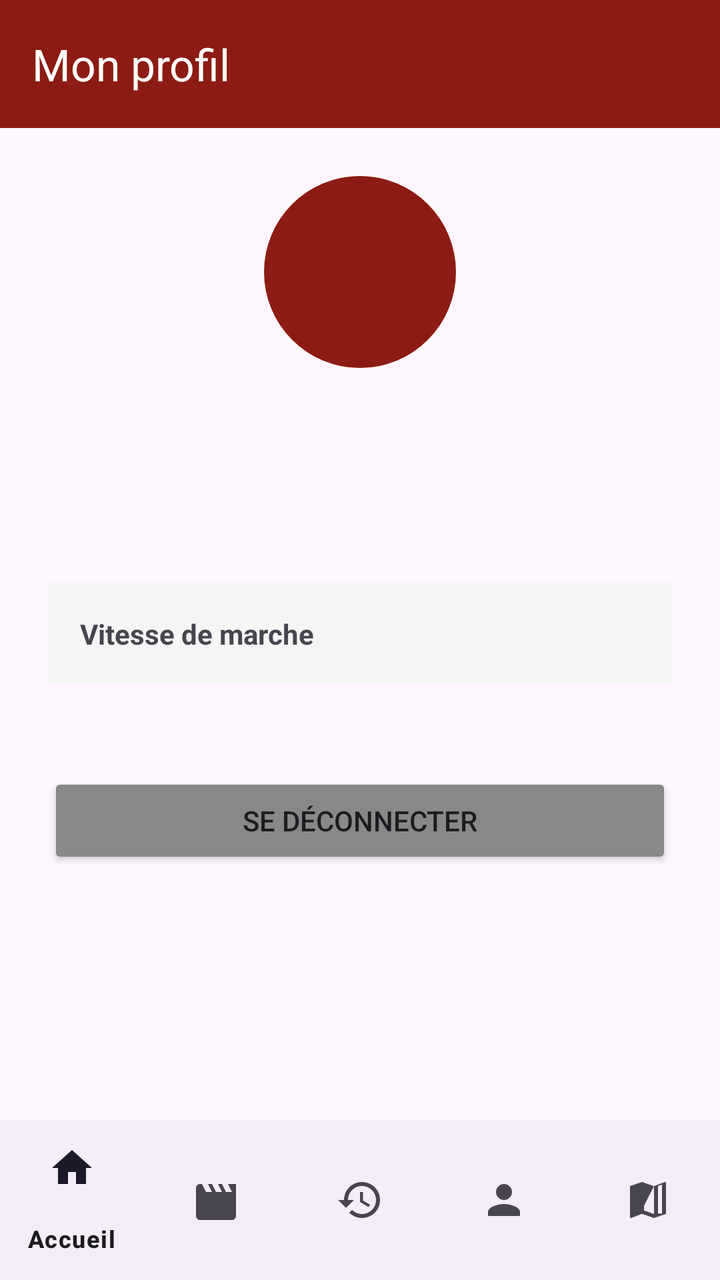
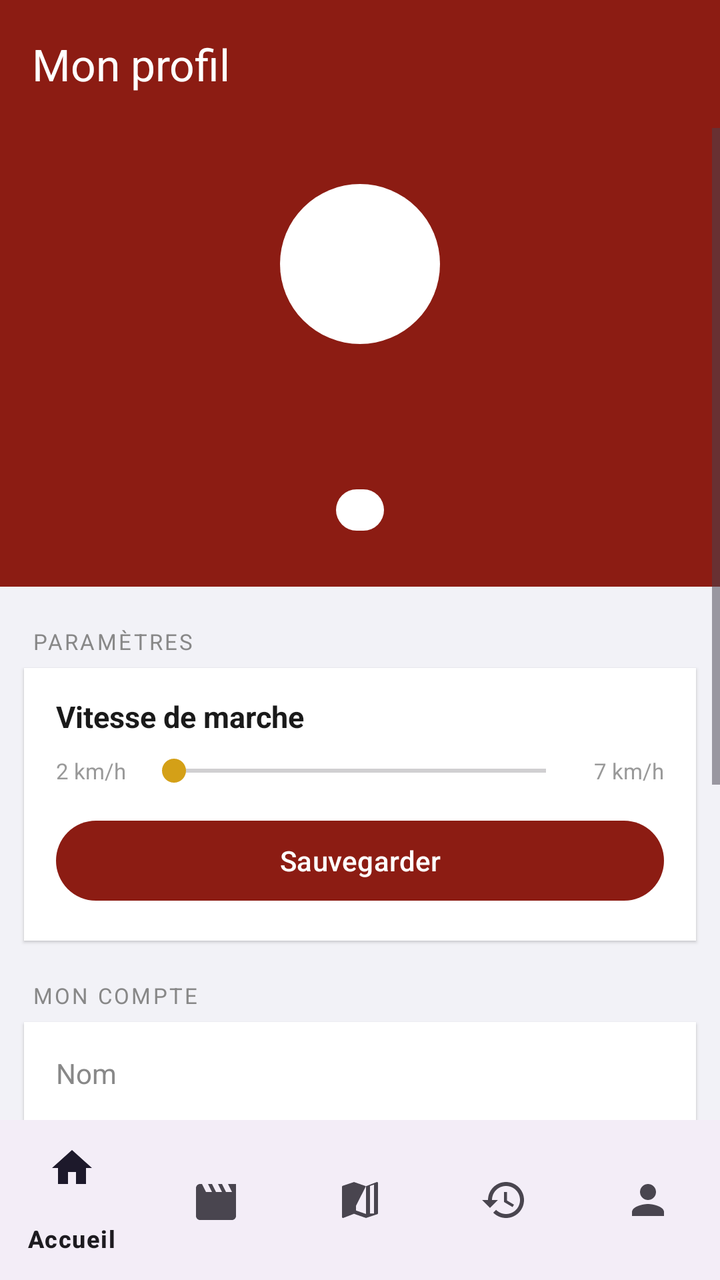

Screens rendered from an Android XML layout before and after an edit, with the pre-edit source and the edit as a unified diff.
<!-- AndroidManifest.xml: application theme Theme.Puy_Du_Fou -->
<!-- res/layout/activity_profile.xml -->
<?xml version="1.0" encoding="utf-8"?>
<LinearLayout xmlns:android="http://schemas.android.com/apk/res/android"
    xmlns:app="http://schemas.android.com/apk/res-auto"
    android:layout_width="match_parent"
    android:layout_height="match_parent"
    android:orientation="vertical">

    <androidx.appcompat.widget.Toolbar
        android:id="@+id/toolbar"
        android:layout_width="match_parent"
        android:layout_height="?attr/actionBarSize"
        android:background="?attr/colorPrimary"
        app:title="Mon profil"
        app:titleTextColor="@android:color/white"/>

    <ScrollView
        android:layout_width="match_parent"
        android:layout_height="0dp"
        android:layout_weight="1">

        <LinearLayout
            android:layout_width="match_parent"
            android:layout_height="wrap_content"
            android:orientation="vertical"
            android:padding="24dp"
            android:gravity="center_horizontal">

            
            <TextView
                android:id="@+id/avatarText"
                android:layout_width="96dp"
                android:layout_height="96dp"
                android:gravity="center"
                android:textSize="36sp"
                android:textStyle="bold"
                android:textColor="@color/white"
                android:background="@drawable/bg_avatar"
                android:layout_marginBottom="20dp"/>

            
            <TextView
                android:id="@+id/nomComplet"
                android:layout_width="wrap_content"
                android:layout_height="wrap_content"
                android:textSize="24sp"
                android:textStyle="bold"
                android:layout_marginBottom="4dp"/>

            
            <TextView
                android:id="@+id/emailText"
                android:layout_width="wrap_content"
                android:layout_height="wrap_content"
                android:textSize="14sp"
                android:textColor="#666666"
                android:layout_marginBottom="32dp"/>

            
            <LinearLayout
                android:layout_width="match_parent"
                android:layout_height="wrap_content"
                android:orientation="horizontal"
                android:background="#F5F5F5"
                android:padding="16dp"
                android:layout_marginBottom="12dp">

                <TextView
                    android:layout_width="0dp"
                    android:layout_height="wrap_content"
                    android:layout_weight="1"
                    android:text="Vitesse de marche"
                    android:textStyle="bold"/>

                <TextView
                    android:id="@+id/vitesseText"
                    android:layout_width="wrap_content"
                    android:layout_height="wrap_content"
                    android:textColor="?attr/colorPrimary"/>

            </LinearLayout>

            
            <Button
                android:id="@+id/btnLogout"
                android:layout_width="match_parent"
                android:layout_height="wrap_content"
                android:text="Se déconnecter"
                android:layout_marginTop="32dp"
                android:backgroundTint="#888888"/>

        </LinearLayout>

    </ScrollView>

    <com.google.android.material.bottomnavigation.BottomNavigationView
        android:id="@+id/bottomNav"
        android:layout_width="match_parent"
        android:layout_height="wrap_content"
        app:menu="@menu/bottom_nav" />

</LinearLayout>
<!-- resources referenced by this layout -->
<resources>
  <color name="white">#FFFFFFFF</color>
  <!-- drawable bg_avatar (drawable) -->
  <?xml version="1.0" encoding="utf-8"?>
  <shape xmlns:android="http://schemas.android.com/apk/res/android"
      android:shape="oval">
      <solid android:color="@color/colorPrimary"/>
  </shape>
  <style name="Theme.Puy_Du_Fou" parent="Base.Theme.Puy_Du_Fou" />
  <color name="colorPrimary">#8C1C13</color>
  <style name="Base.Theme.Puy_Du_Fou" parent="Theme.Material3.DayNight.NoActionBar">
          <item name="colorPrimary">@color/colorPrimary</item>
          <item name="colorPrimaryVariant">@color/colorPrimaryDark</item>
          <item name="colorSecondary">@color/colorAccent</item>
      </style>
  <color name="colorPrimaryDark">#5C1010</color>
  <color name="colorAccent">#D4A017</color>
</resources>

<!-- the commit's change to res/layout/activity_profile.xml (unified diff, before → after) -->
@@ -3,7 +3,8 @@
     xmlns:app="http://schemas.android.com/apk/res-auto"
     android:layout_width="match_parent"
     android:layout_height="match_parent"
-    android:orientation="vertical">
+    android:orientation="vertical"
+    android:background="#F2F2F7">
 
     <androidx.appcompat.widget.Toolbar
         android:id="@+id/toolbar"
@@ -16,77 +17,300 @@
     <ScrollView
         android:layout_width="match_parent"
         android:layout_height="0dp"
-        android:layout_weight="1">
+        android:layout_weight="1"
+        android:fillViewport="true">
 
         <LinearLayout
             android:layout_width="match_parent"
             android:layout_height="wrap_content"
             android:orientation="vertical"
-            android:padding="24dp"
-            android:gravity="center_horizontal">
+            android:paddingBottom="24dp">
+
+            
+            <LinearLayout
+                android:layout_width="match_parent"
+                android:layout_height="wrap_content"
+                android:orientation="vertical"
+                android:gravity="center_horizontal"
+                android:background="?attr/colorPrimary"
+                android:paddingTop="28dp"
+                android:paddingBottom="28dp">
+
+                <TextView
+                    android:id="@+id/avatarText"
+                    android:layout_width="80dp"
+                    android:layout_height="80dp"
+                    android:gravity="center"
+                    android:textSize="30sp"
+                    android:textStyle="bold"
+                    android:textColor="?attr/colorPrimary"
+                    android:background="@drawable/bg_avatar_white"
+                    android:layout_marginBottom="14dp"/>
+
+                <TextView
+                    android:id="@+id/nomComplet"
+                    android:layout_width="wrap_content"
+                    android:layout_height="wrap_content"
+                    android:textSize="20sp"
+                    android:textStyle="bold"
+                    android:textColor="@android:color/white"
+                    android:layout_marginBottom="4dp"/>
+
+                <TextView
+                    android:id="@+id/emailText"
+                    android:layout_width="wrap_content"
+                    android:layout_height="wrap_content"
+                    android:textSize="13sp"
+                    android:textColor="#CCFFFFFF"
+                    android:layout_marginBottom="10dp"/>
+
+                <TextView
+                    android:id="@+id/badgeProfil"
+                    android:layout_width="wrap_content"
+                    android:layout_height="wrap_content"
+                    android:paddingStart="12dp"
+                    android:paddingEnd="12dp"
+                    android:paddingTop="3dp"
+                    android:paddingBottom="3dp"
+                    android:textSize="11sp"
+                    android:textColor="?attr/colorPrimary"
+                    android:background="@drawable/bg_badge_white"
+                    android:textAllCaps="true"
+                    android:letterSpacing="0.05"/>
+
+            </LinearLayout>
 
             
             <TextView
-                android:id="@+id/avatarText"
-                android:layout_width="96dp"
-                android:layout_height="96dp"
-                android:gravity="center"
-                android:textSize="36sp"
-                android:textStyle="bold"
-                android:textColor="@color/white"
-                android:background="@drawable/bg_avatar"
-                android:layout_marginBottom="20dp"/>
+                android:layout_width="match_parent"
+                android:layout_height="wrap_content"
+                android:text="PARAMÈTRES"
+                android:textSize="11sp"
+                android:textColor="#888888"
+                android:letterSpacing="0.1"
+                android:textAllCaps="true"
+                android:paddingStart="16dp"
+                android:paddingTop="20dp"
+                android:paddingBottom="6dp"/>
+
+            <LinearLayout
+                android:layout_width="match_parent"
+                android:layout_height="wrap_content"
+                android:orientation="vertical"
+                android:background="@android:color/white"
+                android:paddingStart="16dp"
+                android:paddingEnd="16dp"
+                android:paddingTop="14dp"
+                android:paddingBottom="16dp"
+                android:layout_marginStart="12dp"
+                android:layout_marginEnd="12dp"
+                android:elevation="1dp">
+
+                <LinearLayout
+                    android:layout_width="match_parent"
+                    android:layout_height="wrap_content"
+                    android:orientation="horizontal"
+                    android:gravity="center_vertical"
+                    android:layout_marginBottom="8dp">
+
+                    <TextView
+                        android:layout_width="0dp"
+                        android:layout_height="wrap_content"
+                        android:layout_weight="1"
+                        android:text="Vitesse de marche"
+                        android:textSize="15sp"
+                        android:textStyle="bold"
+                        android:textColor="#1A1A1A"/>
+
+                    <TextView
+                        android:id="@+id/vitesseValeur"
+                        android:layout_width="wrap_content"
+                        android:layout_height="wrap_content"
+                        android:textSize="15sp"
+                        android:textColor="?attr/colorPrimary"
+                        android:textStyle="bold"/>
+
+                </LinearLayout>
+
+                <LinearLayout
+                    android:layout_width="match_parent"
+                    android:layout_height="wrap_content"
+                    android:orientation="horizontal"
+                    android:gravity="center_vertical">
+
+                    <TextView
+                        android:layout_width="wrap_content"
+                        android:layout_height="wrap_content"
+                        android:text="2 km/h"
+                        android:textSize="11sp"
+                        android:textColor="#999999"/>
+
+                    <SeekBar
+                        android:id="@+id/seekVitesse"
+                        android:layout_width="0dp"
+                        android:layout_height="wrap_content"
+                        android:layout_weight="1"
+                        android:layout_marginStart="8dp"
+                        android:layout_marginEnd="8dp"
+                        android:max="10"/>
+
+                    <TextView
+                        android:layout_width="wrap_content"
+                        android:layout_height="wrap_content"
+                        android:text="7 km/h"
+                        android:textSize="11sp"
+                        android:textColor="#999999"/>
+
+                </LinearLayout>
+
+                <com.google.android.material.button.MaterialButton
+                    android:id="@+id/btnSauvegarder"
+                    android:layout_width="match_parent"
+                    android:layout_height="wrap_content"
+                    android:layout_marginTop="12dp"
+                    android:text="Sauvegarder"/>
+
+            </LinearLayout>
 
             
             <TextView
-                android:id="@+id/nomComplet"
-                android:layout_width="wrap_content"
-                android:layout_height="wrap_content"
-                android:textSize="24sp"
-                android:textStyle="bold"
-                android:layout_marginBottom="4dp"/>
+                android:layout_width="match_parent"
+                android:layout_height="wrap_content"
+                android:text="MON COMPTE"
+                android:textSize="11sp"
+                android:textColor="#888888"
+                android:letterSpacing="0.1"
+                android:textAllCaps="true"
+                android:paddingStart="16dp"
+                android:paddingTop="20dp"
+                android:paddingBottom="6dp"/>
+
+            <LinearLayout
+                android:layout_width="match_parent"
+                android:layout_height="wrap_content"
+                android:orientation="vertical"
+                android:background="@android:color/white"
+                android:layout_marginStart="12dp"
+                android:layout_marginEnd="12dp"
+                android:elevation="1dp">
+
+                
+                <LinearLayout
+                    android:layout_width="match_parent"
+                    android:layout_height="wrap_content"
+                    android:orientation="horizontal"
+                    android:padding="16dp">
+
+                    <TextView
+                        android:layout_width="0dp"
+                        android:layout_height="wrap_content"
+                        android:layout_weight="1"
+                        android:text="Nom"
+                        android:textSize="14sp"
+                        android:textColor="#888888"/>
+
+                    <TextView
+                        android:id="@+id/infoNom"
+                        android:layout_width="wrap_content"
+                        android:layout_height="wrap_content"
+                        android:textSize="14sp"
+                        android:textColor="#1A1A1A"/>
+
+                </LinearLayout>
+
+                <View android:layout_width="match_parent" android:layout_height="0.5dp"
+                    android:layout_marginStart="16dp" android:background="#EEEEEE"/>
+
+                
+                <LinearLayout
+                    android:layout_width="match_parent"
+                    android:layout_height="wrap_content"
+                    android:orientation="horizontal"
+                    android:padding="16dp">
+
+                    <TextView
+                        android:layout_width="0dp"
+                        android:layout_height="wrap_content"
+                        android:layout_weight="1"
+                        android:text="Prénom"
+                        android:textSize="14sp"
+                        android:textColor="#888888"/>
+
+                    <TextView
+                        android:id="@+id/infoPrenom"
+                        android:layout_width="wrap_content"
+                        android:layout_height="wrap_content"
+                        android:textSize="14sp"
+                        android:textColor="#1A1A1A"/>
+
+                </LinearLayout>
+
+                <View android:layout_width="match_parent" android:layout_height="0.5dp"
+                    android:layout_marginStart="16dp" android:background="#EEEEEE"/>
+
+                
+                <LinearLayout
+                    android:layout_width="match_parent"
+                    android:layout_height="wrap_content"
+                    android:orientation="horizontal"
+                    android:padding="16dp">
+
+                    <TextView
+                        android:layout_width="0dp"
+                        android:layout_height="wrap_content"
+                        android:layout_weight="1"
+                        android:text="Email"
+                        android:textSize="14sp"
+                        android:textColor="#888888"/>
+
+                    <TextView
+                        android:id="@+id/infoEmail"
+                        android:layout_width="wrap_content"
+                        android:layout_height="wrap_content"
+                        android:textSize="14sp"
+                        android:textColor="#1A1A1A"/>
+
+                </LinearLayout>
+
+                <View android:layout_width="match_parent" android:layout_height="0.5dp"
+                    android:layout_marginStart="16dp" android:background="#EEEEEE"/>
+
+                
+                <LinearLayout
+                    android:layout_width="match_parent"
+                    android:layout_height="wrap_content"
+                    android:orientation="horizontal"
+                    android:padding="16dp">
+
+                    <TextView
+                        android:layout_width="0dp"
+                        android:layout_height="wrap_content"
+                        android:layout_weight="1"
+                        android:text="Type de compte"
+                        android:textSize="14sp"
+                        android:textColor="#888888"/>
+
+                    <TextView
+                        android:id="@+id/infoProfil"
+                        android:layout_width="wrap_content"
+                        android:layout_height="wrap_content"
+                        android:textSize="14sp"
+                        android:textColor="#1A1A1A"/>
+
+                </LinearLayout>
+
+            </LinearLayout>
 
             
-            <TextView
-                android:id="@+id/emailText"
-                android:layout_width="wrap_content"
-                android:layout_height="wrap_content"
-                android:textSize="14sp"
-                android:textColor="#666666"
-                android:layout_marginBottom="32dp"/>
-
-            
-            <LinearLayout
-                android:layout_width="match_parent"
-                android:layout_height="wrap_content"
-                android:orientation="horizontal"
-                android:background="#F5F5F5"
-                android:padding="16dp"
-                android:layout_marginBottom="12dp">
-
-                <TextView
-                    android:layout_width="0dp"
-                    android:layout_height="wrap_content"
-                    android:layout_weight="1"
-                    android:text="Vitesse de marche"
-                    android:textStyle="bold"/>
-
-                <TextView
-                    android:id="@+id/vitesseText"
-                    android:layout_width="wrap_content"
-                    android:layout_height="wrap_content"
-                    android:textColor="?attr/colorPrimary"/>
-
-            </LinearLayout>
-
-            
-            <Button
+            <com.google.android.material.button.MaterialButton
                 android:id="@+id/btnLogout"
                 android:layout_width="match_parent"
                 android:layout_height="wrap_content"
+                android:layout_marginStart="12dp"
+                android:layout_marginEnd="12dp"
+                android:layout_marginTop="24dp"
                 android:text="Se déconnecter"
-                android:layout_marginTop="32dp"
-                android:backgroundTint="#888888"/>
+                app:backgroundTint="#C62828"/>
 
         </LinearLayout>
 
@@ -96,6 +320,6 @@
         android:id="@+id/bottomNav"
         android:layout_width="match_parent"
         android:layout_height="wrap_content"
-        app:menu="@menu/bottom_nav" />
+        app:menu="@menu/bottom_nav"/>
 
 </LinearLayout>
<!-- resource entries referenced after the edit -->
@@ -1,19 +1,25 @@
 <!-- resources referenced by this layout -->
 <resources>
-  <color name="white">#FFFFFFFF</color>
-  <!-- drawable bg_avatar (drawable) -->
+  <!-- drawable bg_avatar_white (drawable) -->
   <?xml version="1.0" encoding="utf-8"?>
   <shape xmlns:android="http://schemas.android.com/apk/res/android"
       android:shape="oval">
-      <solid android:color="@color/colorPrimary"/>
+      <solid android:color="#FFFFFF"/>
+  </shape>
+  <!-- drawable bg_badge_white (drawable) -->
+  <?xml version="1.0" encoding="utf-8"?>
+  <shape xmlns:android="http://schemas.android.com/apk/res/android"
+      android:shape="rectangle">
+      <solid android:color="#FFFFFF"/>
+      <corners android:radius="12dp"/>
   </shape>
   <style name="Theme.Puy_Du_Fou" parent="Base.Theme.Puy_Du_Fou" />
-  <color name="colorPrimary">#8C1C13</color>
   <style name="Base.Theme.Puy_Du_Fou" parent="Theme.Material3.DayNight.NoActionBar">
           <item name="colorPrimary">@color/colorPrimary</item>
           <item name="colorPrimaryVariant">@color/colorPrimaryDark</item>
           <item name="colorSecondary">@color/colorAccent</item>
       </style>
+  <color name="colorPrimary">#8C1C13</color>
   <color name="colorPrimaryDark">#5C1010</color>
   <color name="colorAccent">#D4A017</color>
 </resources>
